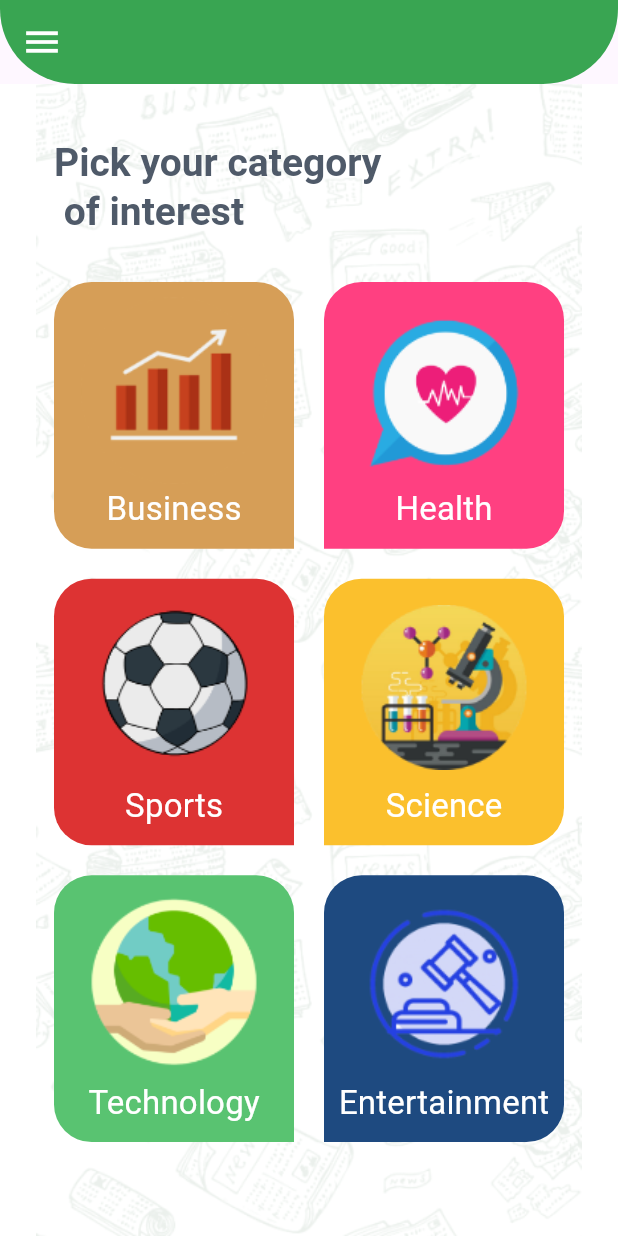
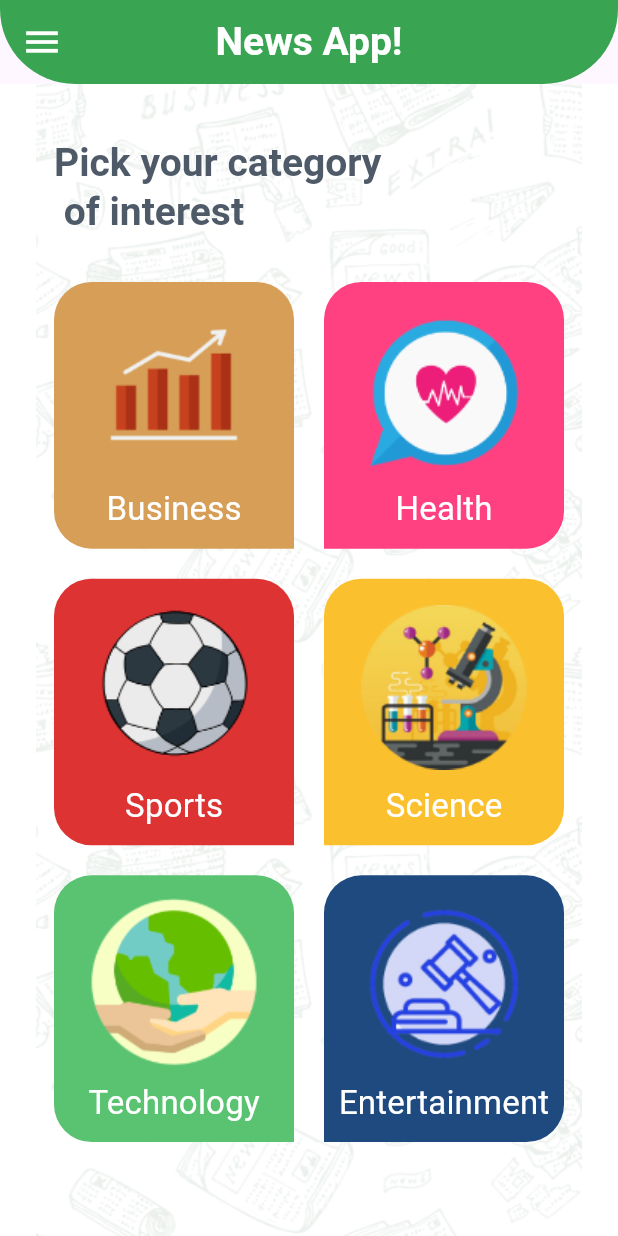
Before and after one commit to HeroHi/news_app1, a Flutter app: the screen it shows after launch, on a phone screen of 412 x 824 dp. Run offline on Flutter 3.47's test engine with Material 3 defaults, Android fonts, the phone set to English and light mode, and no system bars; our stand-ins replace cached_network_image, connectivity_plus, easy_localization, flutter_bloc, get_it, hive_flutter and 2 more; accounts and stored records are empty.

```diff
--- a/lib/data/repos/news_repo/data_sources/news_remote_data_source/news_remote_data_source.dart
+++ b/lib/data/repos/news_repo/data_sources/news_remote_data_source/news_remote_data_source.dart
@@ -35,7 +35,7 @@ class NewsRemoteDataSource {
   Future<List<Article>> getArticles(String sourceId) async {
     try {
       Uri url = Uri.https(_baseUrl, _articlesEndPoint,
-          {"apiKey": _apiKey, "sources": sourceId});
+          {"apiKey": _apiKey, "sources": sourceId,});
       Response serverResponse = await get(url);
       ArticlesResponse articlesResponse =
       ArticlesResponse.fromJson(jsonDecode(serverResponse.body));
--- a/lib/main.dart
+++ b/lib/main.dart
@@ -1,10 +1,10 @@
+import 'package:easy_localization/easy_localization.dart';
 import 'package:flutter/material.dart';
 import 'package:hive_flutter/hive_flutter.dart';
 import 'package:news_app1/domain/di/di.dart';
 import 'package:news_app1/ui/screens/home/home.dart';
 import 'package:news_app1/ui/screens/news/view/news_screen.dart';
 import 'package:news_app1/utils/consts/app_themes.dart';
-
 import 'data/api/model/article.dart';
 import 'data/api/model/source.dart';
 import 'ui/screens/detailed_article_screen/detailed_article_screen.dart';
@@ -15,17 +15,29 @@ void main() async{
   await Hive.initFlutter();
   Hive.registerAdapter(SourceAdapter());
   Hive.registerAdapter(ArticleAdapter());
-  runApp(const MyApp());
+  WidgetsFlutterBinding.ensureInitialized();
+  await EasyLocalization.ensureInitialized();
+  runApp(
+    EasyLocalization(
+        supportedLocales: [Locale('en'), Locale('ar')],
+        path: 'assets/translations',
+        fallbackLocale: Locale('en'),
+        child: MyApp()
+    ),
+  );
 }
 
 class MyApp extends StatelessWidget {
   const MyApp({super.key});
 
-  // This widget is the root of your application.
   @override
   Widget build(BuildContext context) {
     return MaterialApp(
+      debugShowCheckedModeBanner: false,
       theme: AppThemes.theme,
+      localizationsDelegates: context.localizationDelegates,
+      supportedLocales: context.supportedLocales,
+      locale: context.locale,
       routes: {
         Home.routeName: (_)=> Home(),
         NewsScreen.routeName:(_)=>NewsScreen(),
--- a/lib/res/assets_res.dart
+++ b/lib/res/assets_res.dart
@@ -9,4 +9,6 @@ class AssetsRes {
   static const String PLUGIN_NAME = 'news_app1';
   static const String PLUGIN_VERSION = '1.0.0+1';
   static const String LOGO = 'assets/images/logo.png';
+  static const String AR = 'assets/translations/ar.json';
+  static const String EN = 'assets/translations/en.json';
 }
--- a/lib/ui/model/category.dart
+++ b/lib/ui/model/category.dart
@@ -1,3 +1,4 @@
+import 'package:easy_localization/easy_localization.dart';
 import 'package:flutter/material.dart';
 
 import '../../generated/assets.dart';
@@ -12,12 +13,12 @@ class CategoryModel{
   String id;
   CategoryModel({required this.id,required this.name,required this.imagePath,required this.backgroundColor,required this.isLeftSided});
   static List<CategoryModel> categoriesList = [
-    CategoryModel(name: "Business", imagePath: Assets.imagesBussines, backgroundColor: AppColors.businessOrange, isLeftSided: false, id: 'business'),
-    CategoryModel(name: "Health", imagePath: Assets.imagesHealth, backgroundColor: AppColors.healthPink, isLeftSided: true, id: 'health'),
-    CategoryModel(name: "Sports", imagePath: Assets.imagesBall, backgroundColor: AppColors.sportsRed, isLeftSided: false, id: 'sports'),
-    CategoryModel(name: "Science", imagePath: Assets.imagesScience, backgroundColor: AppColors.scienceYellow, isLeftSided: true, id: 'science'),
-    CategoryModel(name: "Technology", imagePath: Assets.imagesEnvironment, backgroundColor: AppColors.environmentGreen, isLeftSided: false, id: 'technology'),
-    CategoryModel(name: "Entertainment", imagePath: Assets.imagesPolitics, backgroundColor: AppColors.politicsBlue, isLeftSided: true, id: 'technology'),
+    CategoryModel(name: tr("business"), imagePath: Assets.imagesBussines, backgroundColor: AppColors.businessOrange, isLeftSided: false, id: 'business'),
+    CategoryModel(name: tr("health"), imagePath: Assets.imagesHealth, backgroundColor: AppColors.healthPink, isLeftSided: true, id: 'health'),
+    CategoryModel(name: tr("sports"), imagePath: Assets.imagesBall, backgroundColor: AppColors.sportsRed, isLeftSided: false, id: 'sports'),
+    CategoryModel(name: tr("science"), imagePath: Assets.imagesScience, backgroundColor: AppColors.scienceYellow, isLeftSided: true, id: 'science'),
+    CategoryModel(name: tr("technology"), imagePath: Assets.imagesEnvironment, backgroundColor: AppColors.environmentGreen, isLeftSided: false, id: 'technology'),
+    CategoryModel(name: tr("entertainment"), imagePath: Assets.imagesPolitics, backgroundColor: AppColors.politicsBlue, isLeftSided: true, id: 'technology'),
 
   ];
 }
--- a/lib/ui/screens/home/home.dart
+++ b/lib/ui/screens/home/home.dart
@@ -1,7 +1,8 @@
+import 'package:easy_localization/easy_localization.dart';
 import 'package:flutter/material.dart';
+import 'package:news_app1/main.dart';
 import 'package:news_app1/ui/screens/home/tabs/categories/categories_tab.dart';
 import 'package:news_app1/ui/screens/home/tabs/settings/settings_tab.dart';
-
 
 import '../../../generated/assets.dart';
 import '../../../utils/consts/app_colors.dart';
@@ -9,46 +10,40 @@ import '../../widgets/custom_drawer.dart';
 
 class Home extends StatefulWidget {
   static String routeName = "Home";
-  int currentTabIndex = 0;
-   Home({super.key});
+
+  const Home({super.key});
 
   @override
   State<Home> createState() => _HomeState();
 }
 
 class _HomeState extends State<Home> {
+  int currentTabIndex = 0;
   List<Widget> tabs = [
     const CategoriesTab(),
     const SettingsTab(),
   ];
   late ThemeData theme;
-
-  @override
-  void initState() {
-    WidgetsBinding.instance.addPostFrameCallback((timeStamp) {
-      if(ModalRoute.of(context) != null){
-        widget.currentTabIndex = ModalRoute.of(context)!.settings.arguments as int? ?? 0;
-      }
-    },);
-    super.initState();
-  }
   @override
   Widget build(BuildContext context) {
     theme = Theme.of(context);
     return Scaffold(
-      appBar: AppBar(),
-      drawer: CustomDrawer(onItemTab: (index){
-        widget.currentTabIndex = index;
+      appBar: AppBar(
+        title: Text(
+          context.tr(currentTabIndex == 0 ? "appName" : "settings"),
+          style: theme.textTheme.titleLarge!.copyWith(color: AppColors.white),
+        ),
+      ),
+      drawer: CustomDrawer(onItemTab: (index) {
+        currentTabIndex = index;
         setState(() {});
       }),
       body: Container(
         decoration: BoxDecoration(
             color: AppColors.white,
             image: DecorationImage(image: AssetImage(Assets.imagesPattern))),
-        child: tabs[widget.currentTabIndex],
+        child: tabs[currentTabIndex],
       ),
     );
   }
-
-
 }
--- a/lib/ui/screens/home/tabs/categories/categories_tab.dart
+++ b/lib/ui/screens/home/tabs/categories/categories_tab.dart
@@ -1,4 +1,6 @@
+import 'package:easy_localization/easy_localization.dart';
 import 'package:flutter/material.dart';
+import 'package:news_app1/main.dart';
 import 'package:news_app1/ui/screens/news/view/news_screen.dart';
 
 import '../../../../model/category.dart';
@@ -14,7 +16,7 @@ class CategoriesTab extends StatelessWidget {
       child: Column(
         crossAxisAlignment: CrossAxisAlignment.start,
         children: [
-          Text("Pick your category \n of interest",style: theme.textTheme.titleLarge,),
+          Text(context.tr("pickCategory"),style: theme.textTheme.titleLarge,),
           const SizedBox(height: 30,),
           _buildGridView(),
         ],
--- a/pubspec.yaml
+++ b/pubspec.yaml
@@ -68,6 +68,9 @@ flutter:
   assets:
     - assets/images/
     - assets/images/logo.png
+    - assets/translations/ar.json
+    - assets/translations/en.json
+
 
   # The following line ensures that the Material Icons font is
   # included with your application, so that you can use the icons in
```
Also changed, not shown: assets/translations/ar.json (added, +19 -0 lines), assets/translations/en.json (added, +19 -0 lines), lib/ui/screens/detailed_article_screen/detailed_article_screen.dart (+5 -3 lines), lib/ui/screens/home/tabs/settings/settings_tab.dart (+39 -1 lines), lib/ui/screens/news/cubit/news_screen_cubit.dart (+14 -1 lines), lib/ui/screens/news/view/news_screen.dart (+19 -9 lines), lib/ui/screens/splash/splash_screen.dart (added, +20 -0 lines), lib/ui/widgets/custom_drawer.dart (+5 -3 lines), assets/images/logo.png (added), lib/domain/di/di.config.dart (added), lib/generated/assets.dart.
